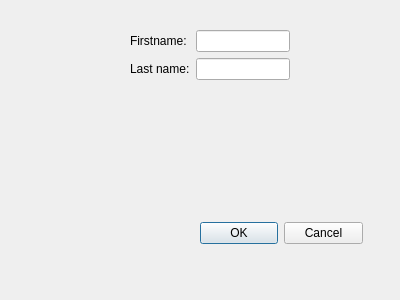
Before: the Qt Designer form tux4kids-admin/src/editTeacherDialog.ui in deepakagg/tux4kids-admin, drawn with Qt 5.
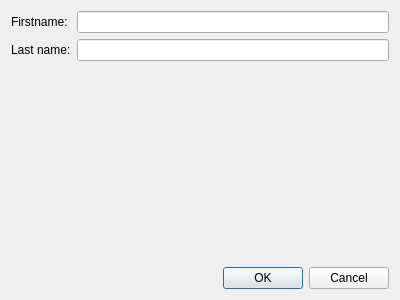
After: the same form once the commit is applied.

Commit message: adding, editing, deleting teachers works

Diff of the .ui file:
```diff
--- a/tux4kids-admin/src/editTeacherDialog.ui
+++ b/tux4kids-admin/src/editTeacherDialog.ui
@@ -13,15 +13,10 @@
   <property name="windowTitle">
    <string>Dialog</string>
   </property>
-  <widget class="QWidget" name="formLayoutWidget">
-   <property name="geometry">
-    <rect>
-     <x>130</x>
-     <y>30</y>
-     <width>160</width>
-     <height>80</height>
-    </rect>
-   </property>
+  <layout class="QVBoxLayout" name="verticalLayout_2">
+   <item>
+    <layout class="QVBoxLayout" name="verticalLayout">
+     <item>
    <layout class="QFormLayout" name="formLayout">
     <item row="0" column="0">
      <widget class="QLabel" name="label">
@@ -44,20 +39,17 @@
      <widget class="QLineEdit" name="lastNameEdit"/>
     </item>
    </layout>
-  </widget>
+     </item>
+    </layout>
+   </item>
+   <item>
   <widget class="QDialogButtonBox" name="buttonBox">
-   <property name="geometry">
-    <rect>
-     <x>200</x>
-     <y>220</y>
-     <width>163</width>
-     <height>26</height>
-    </rect>
-   </property>
    <property name="standardButtons">
     <set>QDialogButtonBox::Cancel|QDialogButtonBox::Ok</set>
    </property>
   </widget>
+   </item>
+  </layout>
  </widget>
  <resources/>
  <connections/>
```
Lines whose indentation alone changed are shown as unchanged. The commit also changes 12 other files.
